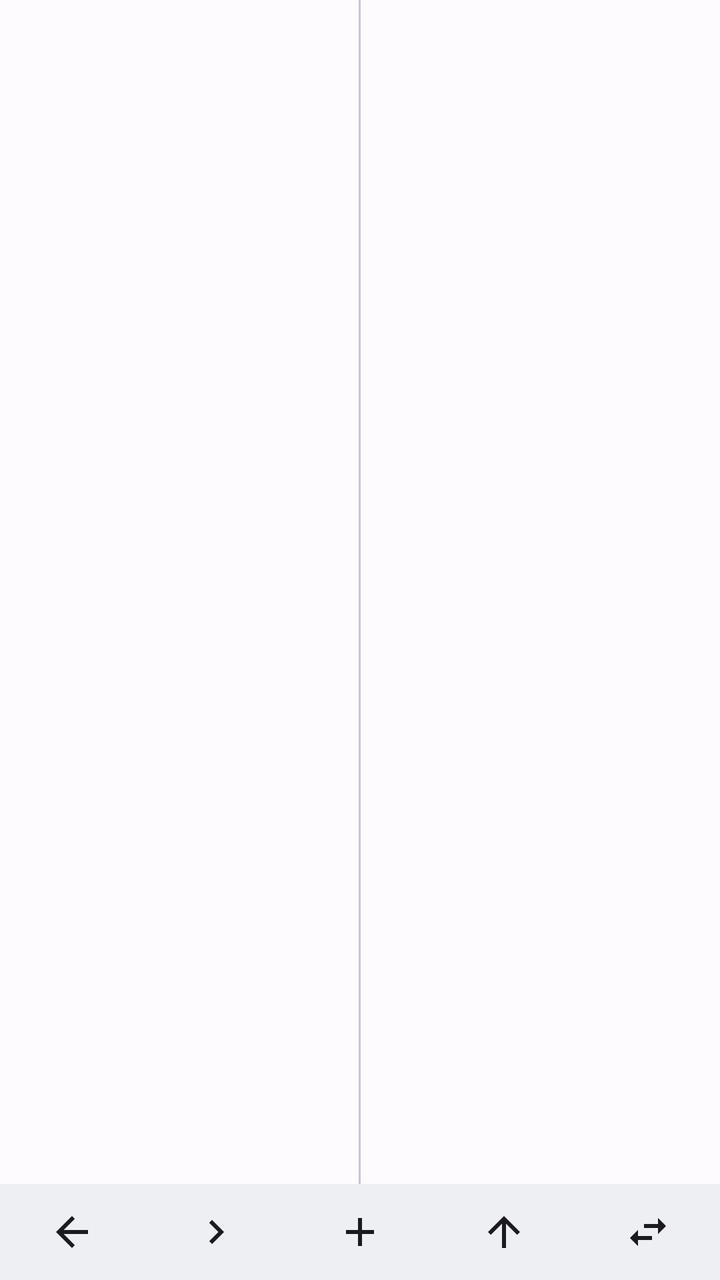
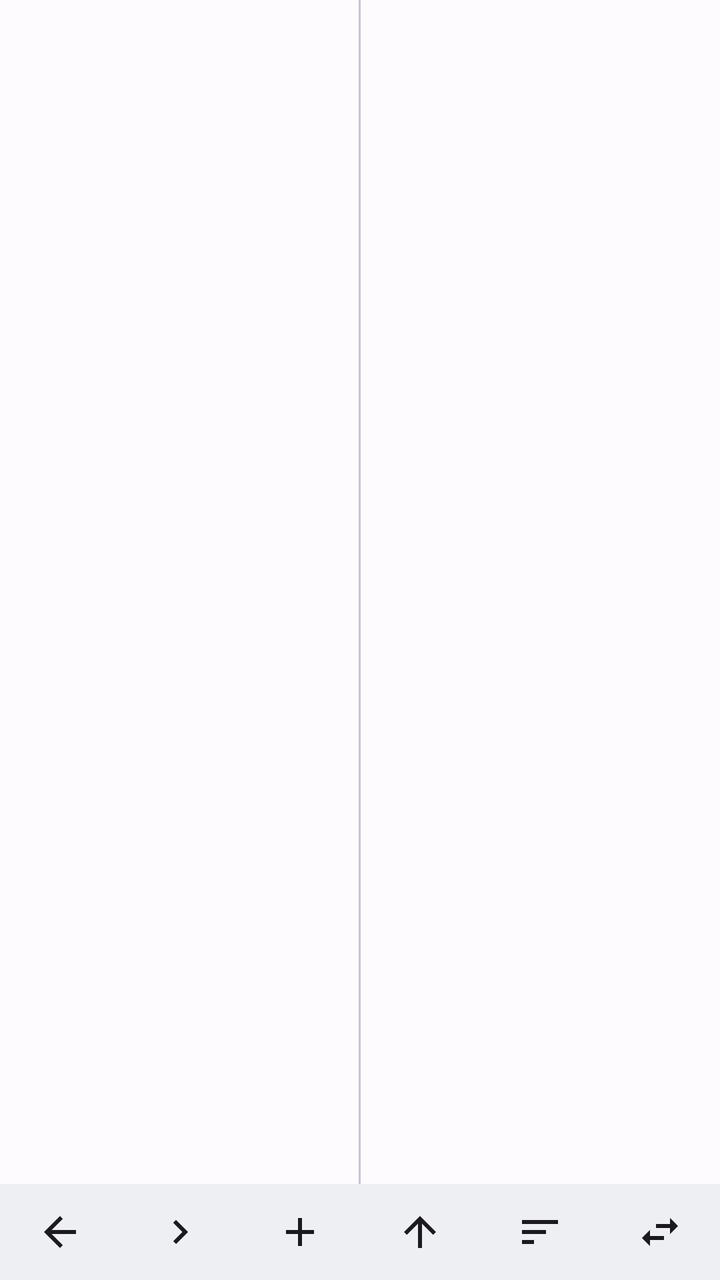

Before-and-after screenshots of an Android layout around one commit, followed by the original layout XML and the change that was made.
<!-- AndroidManifest.xml: application theme Theme.Simpfun -->
<!-- res/layout/fragment_dual_file_pane.xml -->
<?xml version="1.0" encoding="utf-8"?>
<LinearLayout xmlns:android="http://schemas.android.com/apk/res/android"
    xmlns:app="http://schemas.android.com/apk/res-auto"
    android:layout_width="match_parent"
    android:layout_height="match_parent"
    android:orientation="vertical">

    <LinearLayout
        android:layout_width="match_parent"
        android:layout_height="0dp"
        android:layout_weight="1"
        android:orientation="horizontal">

        <FrameLayout
            android:id="@+id/local_pane_container"
            android:layout_width="0dp"
            android:layout_height="match_parent"
            android:layout_weight="1" />

        <View
            android:layout_width="1dp"
            android:layout_height="match_parent"
            android:background="?attr/colorOutlineVariant" />

        <FrameLayout
            android:id="@+id/server_pane_container"
            android:layout_width="0dp"
            android:layout_height="match_parent"
            android:layout_weight="1" />

    </LinearLayout>

    <LinearLayout
        android:id="@+id/dual_bottom_toolbar"
        android:layout_width="match_parent"
        android:layout_height="wrap_content"
        android:background="?attr/colorSurfaceContainer"
        android:gravity="center"
        android:orientation="horizontal">

        <ImageButton
                android:id="@+id/btn_dual_back"
                android:layout_width="0dp"
                android:layout_height="48dp"
                android:layout_weight="1"
                android:background="?attr/selectableItemBackground"
                android:src="@drawable/ic_arrow_back"
                android:contentDescription="返回"
                app:tint="?attr/colorOnSurface" />

        <ImageButton
                android:id="@+id/btn_dual_forward"
                android:layout_width="0dp"
                android:layout_height="48dp"
                android:layout_weight="1"
                android:background="?attr/selectableItemBackground"
                android:src="@drawable/ic_arrow_forward"
                android:contentDescription="前进"
                app:tint="?attr/colorOnSurface" />


        <ImageButton
                android:id="@+id/btn_dual_new"
                android:layout_width="0dp"
                android:layout_height="48dp"
                android:layout_weight="1"
                android:background="?attr/selectableItemBackground"
                android:src="@drawable/ic_add_24"
                android:contentDescription="新建"
                app:tint="?attr/colorOnSurface" />

        <ImageButton
                android:id="@+id/btn_dual_parent"
                android:layout_width="0dp"
                android:layout_height="48dp"
                android:layout_weight="1"
                android:background="?attr/selectableItemBackground"
                android:src="@drawable/ic_arrow_upward"
                android:contentDescription="上一级"
                app:tint="?attr/colorOnSurface" />

        <ImageButton
                android:id="@+id/btn_dual_swap"
                android:layout_width="0dp"
                android:layout_height="48dp"
                android:layout_weight="1"
                android:background="?attr/selectableItemBackground"
                android:src="@drawable/ic_swap_horiz"
                android:contentDescription="互换"
                app:tint="?attr/colorOnSurface" />

    </LinearLayout>

</LinearLayout>
<!-- resources referenced by this layout -->
<resources>
  <!-- drawable ic_add_24 (drawable) -->
  <vector xmlns:android="http://schemas.android.com/apk/res/android"
      android:width="24dp"
      android:height="24dp"
      android:viewportWidth="24"
      android:viewportHeight="24">
    <path
        android:fillColor="@android:color/white"
        android:pathData="M19,13h-6v6h-2v-6H5v-2h6V5h2v6h6v2z"/>
  </vector>
  <!-- drawable ic_arrow_forward (drawable) -->
  <vector xmlns:android="http://schemas.android.com/apk/res/android"
          android:width="24dp"
          android:height="24dp"
          android:viewportWidth="24"
          android:viewportHeight="24">
      <path
              android:fillColor="#000000"
              android:pathData="M8.59,16.59L13.17,12 8.59,7.41 10,6l6,6 -6,6 -1.41,-1.41z"/>
  </vector>
  <color name="md_theme_primary">#005AC1</color>
  <color name="md_theme_onPrimary">#FFFFFF</color>
  <color name="md_theme_primaryContainer">#D8E2FF</color>
  <color name="md_theme_onPrimaryContainer">#001A41</color>
  <color name="md_theme_secondary">#575E71</color>
  <color name="md_theme_onSecondary">#FFFFFF</color>
  <color name="md_theme_secondaryContainer">#DBE2F9</color>
  <color name="md_theme_onSecondaryContainer">#141B2C</color>
  <color name="md_theme_tertiary">#715573</color>
  <color name="md_theme_onTertiary">#FFFFFF</color>
  <color name="md_theme_tertiaryContainer">#FBD7FC</color>
  <color name="md_theme_onTertiaryContainer">#29132D</color>
  <color name="md_theme_error">#BA1A1A</color>
  <color name="md_theme_onError">#FFFFFF</color>
  <color name="md_theme_errorContainer">#FFDAD6</color>
  <color name="md_theme_onErrorContainer">#410002</color>
  <color name="md_theme_background">#FEFBFF</color>
  <color name="md_theme_onBackground">#1B1B1F</color>
  <color name="md_theme_surface">#FEFBFF</color>
  <color name="md_theme_onSurface">#1B1B1F</color>
  <color name="md_theme_surfaceVariant">#E1E2EC</color>
  <color name="md_theme_onSurfaceVariant">#44474F</color>
  <color name="md_theme_outline">#74777F</color>
  <color name="md_theme_outlineVariant">#C4C6D0</color>
  <color name="md_theme_inverseSurface">#303033</color>
  <color name="md_theme_inverseOnSurface">#F2F0F4</color>
  <color name="md_theme_inversePrimary">#ADC6FF</color>
  <color name="md_theme_primaryFixed">#D8E2FF</color>
  <color name="md_theme_onPrimaryFixed">#001A41</color>
  <color name="md_theme_primaryFixedDim">#ADC6FF</color>
  <color name="md_theme_onPrimaryFixedVariant">#004494</color>
  <color name="md_theme_secondaryFixed">#DBE2F9</color>
  <color name="md_theme_onSecondaryFixed">#141B2C</color>
  <color name="md_theme_secondaryFixedDim">#BFC6DC</color>
  <color name="md_theme_onSecondaryFixedVariant">#3F4759</color>
  <color name="md_theme_tertiaryFixed">#FBD7FC</color>
  <color name="md_theme_onTertiaryFixed">#29132D</color>
  <color name="md_theme_tertiaryFixedDim">#DEBCDF</color>
  <color name="md_theme_onTertiaryFixedVariant">#583E5B</color>
  <color name="md_theme_surfaceDim">#D9D9E0</color>
  <color name="md_theme_surfaceBright">#FEFBFF</color>
  <color name="md_theme_surfaceContainerLowest">#FFFFFF</color>
  <color name="md_theme_surfaceContainerLow">#F4F3F7</color>
  <color name="md_theme_surfaceContainer">#EEEFF3</color>
  <color name="md_theme_surfaceContainerHigh">#E8E8ED</color>
  <color name="md_theme_surfaceContainerHighest">#E2E2E6</color>
  <style name="ThemeOverlay.Simpfun.BottomSheet" parent="ThemeOverlay.MaterialComponents.BottomSheetDialog" />
  <!-- unchanged entries left out for length: 4 -->
</resources>

<!-- the commit's change to res/layout/fragment_dual_file_pane.xml (unified diff, before → after) -->
@@ -80,6 +80,16 @@
                 app:tint="?attr/colorOnSurface" />
 
         <ImageButton
+                android:id="@+id/btn_dual_sort"
+                android:layout_width="0dp"
+                android:layout_height="48dp"
+                android:layout_weight="1"
+                android:background="?attr/selectableItemBackground"
+                android:src="@drawable/ic_sort_24"
+                android:contentDescription="排序"
+                app:tint="?attr/colorOnSurface" />
+
+        <ImageButton
                 android:id="@+id/btn_dual_swap"
                 android:layout_width="0dp"
                 android:layout_height="48dp"
<!-- resource entries referenced after the edit -->
@@ -19,6 +19,18 @@
       <path
               android:fillColor="#000000"
               android:pathData="M8.59,16.59L13.17,12 8.59,7.41 10,6l6,6 -6,6 -1.41,-1.41z"/>
+  </vector>
+  <!-- drawable ic_sort_24 (drawable) -->
+  <?xml version="1.0" encoding="utf-8"?>
+  <vector xmlns:android="http://schemas.android.com/apk/res/android"
+      android:width="24dp"
+      android:height="24dp"
+      android:viewportWidth="24"
+      android:viewportHeight="24"
+      android:tint="?attr/colorOnSurface">
+      <path
+          android:fillColor="#FF000000"
+          android:pathData="M3,18h6v-2H3v2zM3,6v2h18V6H3zm0,7h12v-2H3v2z" />
   </vector>
   <color name="md_theme_primary">#005AC1</color>
   <color name="md_theme_onPrimary">#FFFFFF</color>
